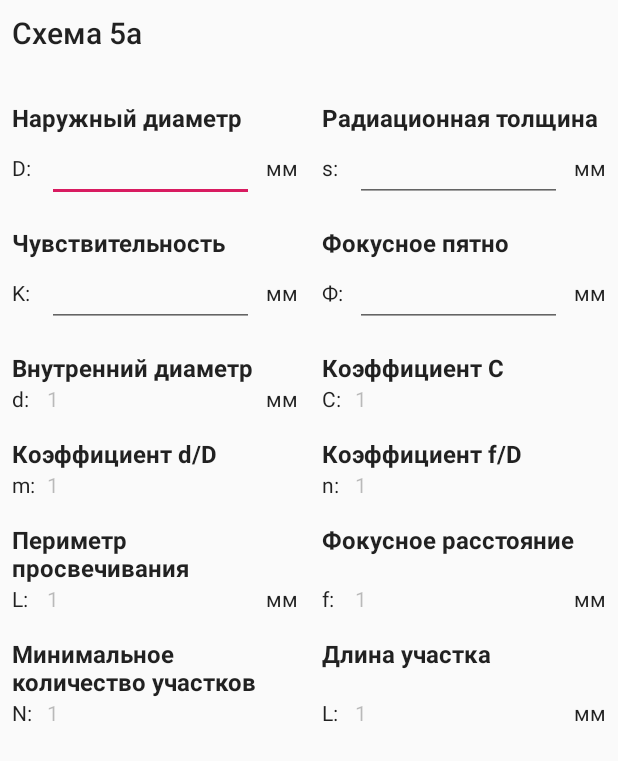
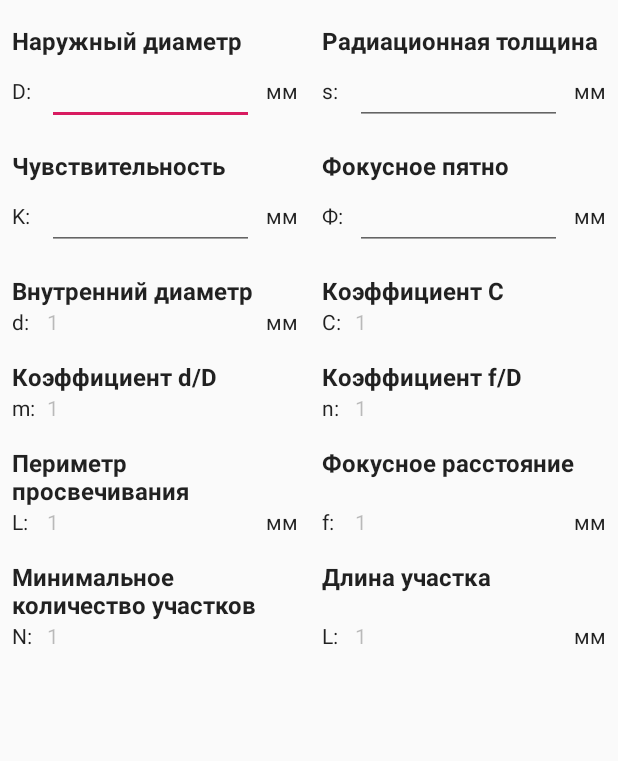
Before and after one commit to dimon4ezzz/FlawDetectorOperatorDiary, an Android app: the layout fragment_scheme5a.xml on its own in the app's theme, with its tools: preview values and no code run, on a phone screen of 412 x 824 dp. Shown: the top 761 px of the screen. Run offline under Robolectric (Android 15) with nearby library versions, the phone set to English and light mode, and no system bars.

Commit message:
remove title TextView from fragment
set activity title with fragment title
remove ConstraintLayout in Scheme fragments

```diff
--- a/app/src/main/java/ru/flawdetectoroperatordiary/scheme5a/Scheme5a.kt
+++ b/app/src/main/java/ru/flawdetectoroperatordiary/scheme5a/Scheme5a.kt
@@ -35,6 +35,7 @@ class Scheme5a : Fragment() {
         savedInstanceState: Bundle?
     ): View? {
         val view = inflater.inflate(R.layout.fragment_scheme5a, container, false)
+        activity!!.setTitle(R.string.scheme5a_title)
 
         setFields(view)
         setListeners()
--- a/app/src/main/res/layout/fragment_scheme5a.xml
+++ b/app/src/main/res/layout/fragment_scheme5a.xml
@@ -1,31 +1,9 @@
 <?xml version="1.0" encoding="utf-8"?>
-<androidx.constraintlayout.widget.ConstraintLayout xmlns:android="http://schemas.android.com/apk/res/android"
-    xmlns:app="http://schemas.android.com/apk/res-auto"
+<ScrollView xmlns:android="http://schemas.android.com/apk/res/android"
     xmlns:tools="http://schemas.android.com/tools"
     android:layout_width="match_parent"
     android:layout_height="wrap_content"
     tools:context=".scheme5a.Scheme5a">
-
-    <TextView
-        android:id="@+id/title"
-        style="@android:style/TextAppearance.Material.Title"
-        android:layout_width="0dp"
-        android:layout_height="wrap_content"
-        android:layout_marginStart="@dimen/default_margin"
-        android:layout_marginTop="@dimen/default_margin"
-        android:layout_marginEnd="@dimen/default_margin"
-        android:text="@string/scheme5a_title"
-        app:layout_constraintEnd_toEndOf="parent"
-        app:layout_constraintStart_toStartOf="parent"
-        app:layout_constraintTop_toTopOf="parent" />
-
-    <ScrollView
-        android:layout_width="match_parent"
-        android:layout_height="wrap_content"
-        android:layout_marginTop="16dp"
-        app:layout_constraintEnd_toEndOf="parent"
-        app:layout_constraintStart_toStartOf="parent"
-        app:layout_constraintTop_toBottomOf="@id/title">
 
     <TableLayout
         android:layout_width="match_parent"
@@ -567,4 +545,3 @@
         </TableRow>
     </TableLayout>
 </ScrollView>
-</androidx.constraintlayout.widget.ConstraintLayout>
```
Lines whose indentation alone changed are shown as unchanged.
